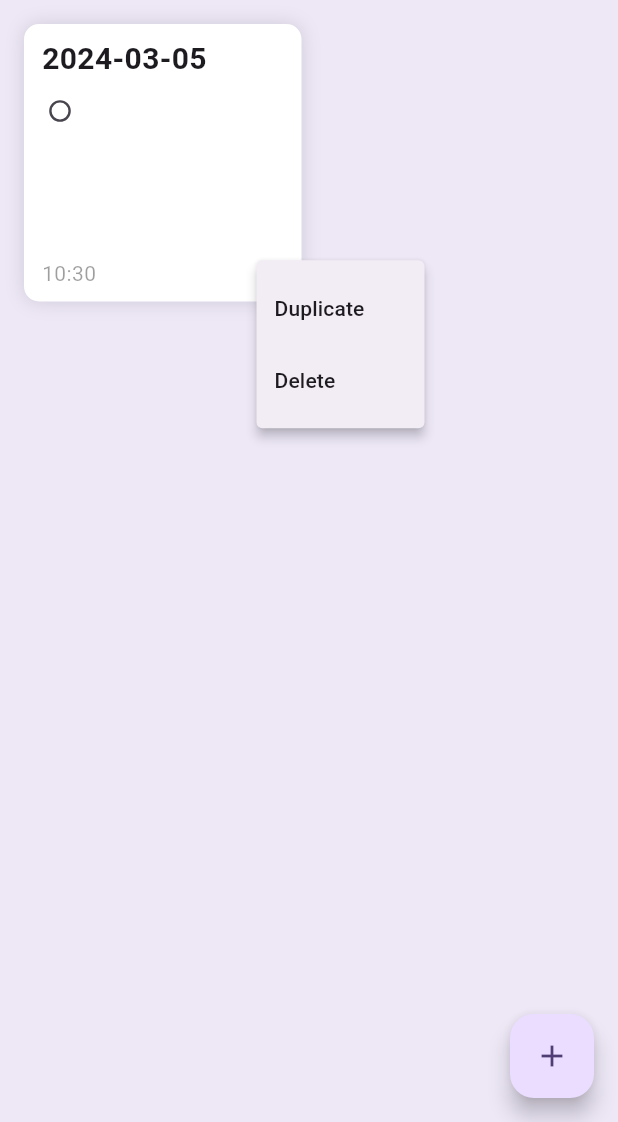
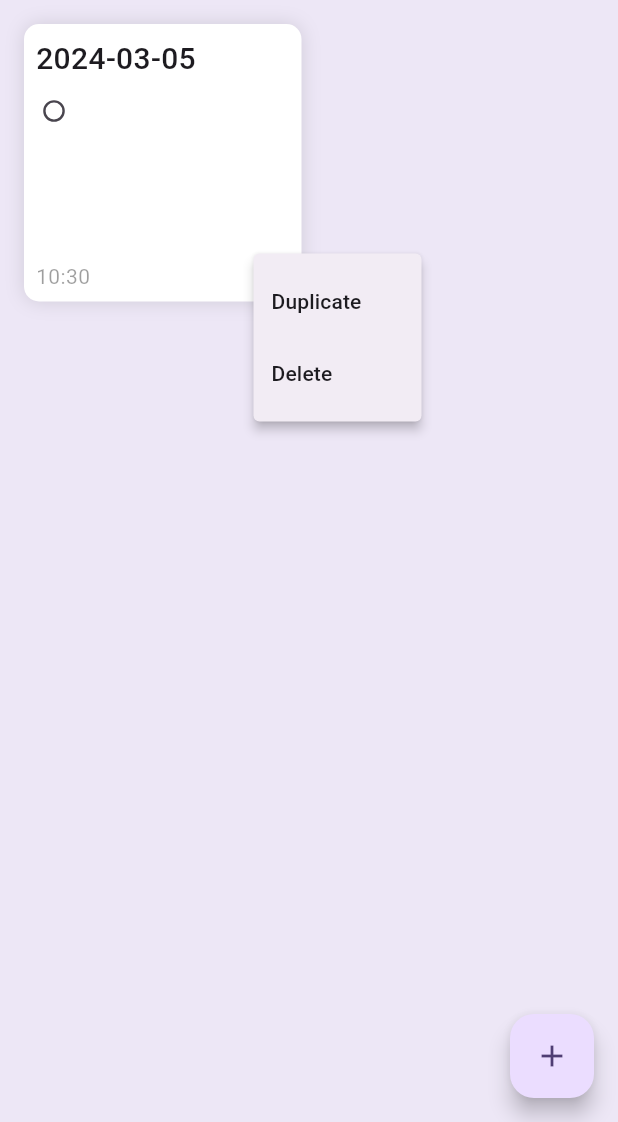
Before and after one commit to hawkeye-xb/checklist, a Flutter app: the screen it shows after launch, after a tap on the "add" icon, after a tap on the "keyboard control" icon, on a phone screen of 412 x 824 dp, the part 114-1236 px from its top. Run offline on Flutter 3.47's test engine with Material 3 defaults, Android fonts, the phone set to English and light mode, and no system bars; our stand-ins replace sqflite; accounts and stored records are empty.

Commit message:
调整padding

```diff
--- a/lib/components/card.dart
+++ b/lib/components/card.dart
@@ -43,7 +43,7 @@ class CardWidget extends StatelessWidget {
   @override
   Widget build(BuildContext context) {
     return Container(
-      padding: const EdgeInsets.fromLTRB(12.0, 8.0, 12.0, 8.0),
+      padding: const EdgeInsets.fromLTRB(8.0, 8.0, 0.0, 0.0), // bottom 有more按钮提供了8.0的padding
       decoration: BoxDecoration(
         color: Colors.white,
         borderRadius: BorderRadius.circular(10.0),
@@ -60,13 +60,16 @@ class CardWidget extends StatelessWidget {
         mainAxisAlignment: MainAxisAlignment.spaceBetween,
         crossAxisAlignment: CrossAxisAlignment.start,
         children: [
-          Text(
-            title,
-            style: const TextStyle(
-              fontSize: 20.0,
-              height: 1.5,
-              fontWeight: FontWeight.w600,
-              overflow: TextOverflow.ellipsis,
+          Padding(
+            padding: const EdgeInsets.only(right: 8.0),
+            child: Text(
+              title,
+              style: const TextStyle(
+                fontSize: 20.0,
+                height: 1.5,
+                fontWeight: FontWeight.w500,
+                overflow: TextOverflow.ellipsis,
+              ),
             ),
           ),
           // 占位
--- a/lib/main.dart
+++ b/lib/main.dart
@@ -176,7 +176,9 @@ class _MyHomePageState extends State<MyHomePage> {
                           : _cardList[index].contentList,
                         timestamp: _cardList[index].updated_at,
                         extraChildren: _delete ? [
-                          SizedBox(
+                          Padding(
+                            padding: const EdgeInsets.all(8.0),
+                            child: SizedBox(
                               width: 16,
                               height: 16,
                               child: Checkbox(
@@ -192,9 +194,13 @@ class _MyHomePageState extends State<MyHomePage> {
                                 },
                               ),
                             ),
+                          ),
                         ] : [
                           PopupMenuButton(
-                            child: const Icon(Icons.more_horiz, size: 18.0,),
+                            child: Container(
+                              padding: const EdgeInsets.all(8.0),
+                              child: const Icon(Icons.more_horiz, size: 16.0,),
+                            ),
                             onSelected: (String value) {
                               if (value == 'Duplicate') {
                                 handleCreateDuplicate(_cardList[index].id);
```
Lines whose indentation alone changed are shown as unchanged.
